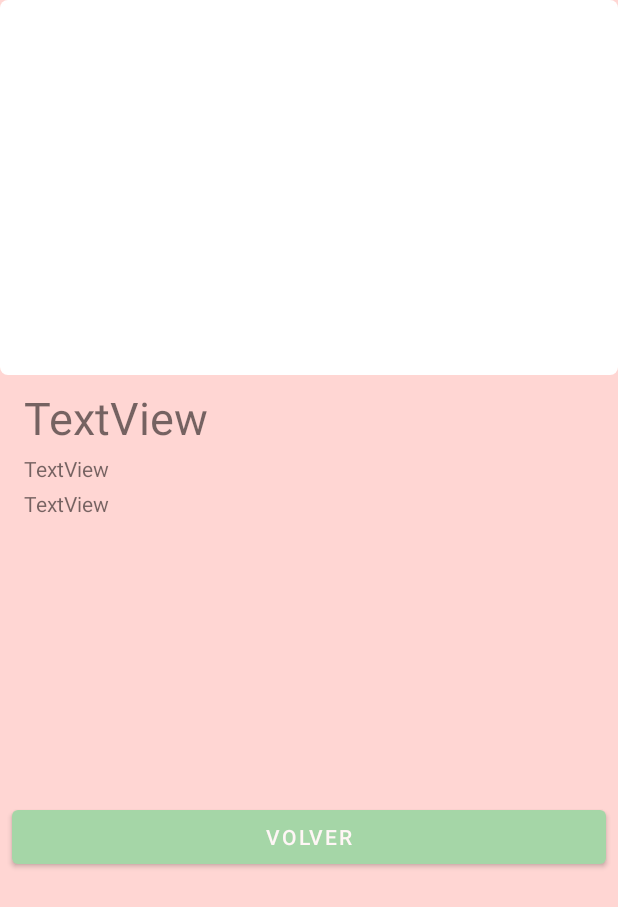
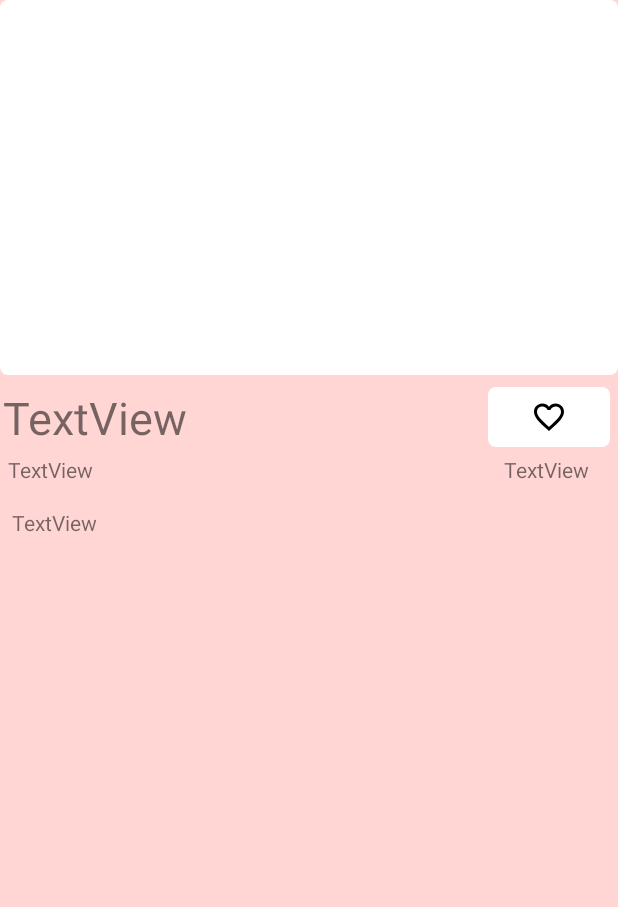
Before and after one commit to josefoons/ReacTown, an Android app: the InfoRecycler screen opened through its navigation route, on a phone screen of 412 x 824 dp. Shown: the top 907 px of the screen. Run offline under Robolectric (Android 15) with nearby library versions, the phone set to English and light mode, and no system bars; our stand-ins replace Firebase (no records; nobody signed in at launch, a user with empty details on screens opened directly), Picasso; pictures from the network do not load.

Commit message:
Primera version votacion

```diff
--- /dev/null
+++ b/app/src/main/res/drawable/ic_voto_off.xml
@@ -0,0 +1,9 @@
+<vector xmlns:android="http://schemas.android.com/apk/res/android"
+        android:width="24dp"
+        android:height="24dp"
+        android:viewportWidth="24.0"
+        android:viewportHeight="24.0">
+    <path
+        android:fillColor="#FF000000"
+        android:pathData="M16.5,3c-1.74,0 -3.41,0.81 -4.5,2.09C10.91,3.81 9.24,3 7.5,3 4.42,3 2,5.42 2,8.5c0,3.78 3.4,6.86 8.55,11.54L12,21.35l1.45,-1.32C18.6,15.36 22,12.28 22,8.5 22,5.42 19.58,3 16.5,3zM12.1,18.55l-0.1,0.1 -0.1,-0.1C7.14,14.24 4,11.39 4,8.5 4,6.5 5.5,5 7.5,5c1.54,0 3.04,0.99 3.57,2.36h1.87C13.46,5.99 14.96,5 16.5,5c2,0 3.5,1.5 3.5,3.5 0,2.89 -3.14,5.74 -7.9,10.05z"/>
+</vector>
--- /dev/null
+++ b/app/src/main/res/drawable/ic_voto_on.xml
@@ -0,0 +1,5 @@
+<vector android:height="24dp" android:tint="#FF0000"
+    android:viewportHeight="24.0" android:viewportWidth="24.0"
+    android:width="24dp" xmlns:android="http://schemas.android.com/apk/res/android">
+    <path android:fillColor="#FF000000" android:pathData="M12,21.35l-1.45,-1.32C5.4,15.36 2,12.28 2,8.5 2,5.42 4.42,3 7.5,3c1.74,0 3.41,0.81 4.5,2.09C13.09,3.81 14.76,3 16.5,3 19.58,3 22,5.42 22,8.5c0,3.78 -3.4,6.86 -8.55,11.54L12,21.35z"/>
+</vector>
--- a/app/src/main/res/layout/fragment_info_recycler.xml
+++ b/app/src/main/res/layout/fragment_info_recycler.xml
@@ -19,66 +19,88 @@
         app:layout_constraintTop_toTopOf="parent"
         app:layout_constraintVertical_bias="0.0" />
 
+    <LinearLayout
+        android:id="@+id/linearTitulo"
+        android:layout_width="0dp"
+        android:layout_height="40dp"
+        android:layout_marginTop="8dp"
+        android:orientation="horizontal"
+        app:layout_constraintBottom_toBottomOf="parent"
+        app:layout_constraintEnd_toEndOf="parent"
+        app:layout_constraintStart_toStartOf="parent"
+        app:layout_constraintTop_toBottomOf="@+id/infoRecyImagen"
+        app:layout_constraintVertical_bias="0.0">
+
         <TextView
             android:id="@+id/infoRecyNombre"
             android:layout_width="0dp"
+            android:layout_height="match_parent"
+            android:layout_gravity="center"
+            android:layout_marginLeft="2dp"
+            android:layout_weight="0.85"
+            android:foregroundGravity="center"
+            android:gravity="center|left"
+            android:text="TextView"
+            android:textSize="30sp" />
+
+        <ImageButton
+            android:id="@+id/infoRecyBtnVoto"
+            android:layout_width="wrap_content"
+            android:layout_height="match_parent"
+            android:layout_gravity="center"
+            android:layout_marginRight="5dp"
+            android:layout_weight="0.15"
+            android:background="@drawable/fondo_item_listado"
+            android:foregroundGravity="center"
+            android:src="@drawable/ic_voto_off" />
+    </LinearLayout>
+
+    <LinearLayout
+        android:id="@+id/linearAutor"
+        android:layout_width="0dp"
         android:layout_height="wrap_content"
-        android:layout_marginStart="16dp"
-        android:layout_marginTop="8dp"
-        android:layout_marginEnd="16dp"
-        android:text="TextView"
-        android:textSize="30sp"
+        android:layout_margin="5dp"
+        android:orientation="horizontal"
         app:layout_constraintBottom_toBottomOf="parent"
         app:layout_constraintEnd_toEndOf="parent"
-        app:layout_constraintHorizontal_bias="0.0"
         app:layout_constraintStart_toStartOf="parent"
-        app:layout_constraintTop_toBottomOf="@+id/infoRecyImagen"
-        app:layout_constraintVertical_bias="0.0" />
+        app:layout_constraintTop_toBottomOf="@+id/linearTitulo"
+        app:layout_constraintVertical_bias="0.0">
 
         <TextView
             android:id="@+id/InfoRecyAutor"
             android:layout_width="0dp"
-        android:layout_height="wrap_content"
-        android:layout_marginStart="16dp"
-        android:layout_marginTop="4dp"
-        android:layout_marginEnd="16dp"
+            android:layout_height="match_parent"
+            android:layout_gravity="center"
+            android:layout_weight="0.75"
+            android:foregroundGravity="center"
+            android:gravity="left"
             android:text="TextView"
-        android:textSize="14sp"
-        app:layout_constraintBottom_toBottomOf="parent"
-        app:layout_constraintEnd_toEndOf="parent"
-        app:layout_constraintHorizontal_bias="0.0"
-        app:layout_constraintStart_toStartOf="parent"
-        app:layout_constraintTop_toBottomOf="@+id/infoRecyNombre"
-        app:layout_constraintVertical_bias="0.0" />
+            android:textSize="14sp" />
+
+        <TextView
+            android:id="@+id/InfoRecyContador"
+            android:layout_width="0dp"
+            android:layout_height="match_parent"
+            android:layout_gravity="center"
+            android:layout_weight="0.20"
+            android:foregroundGravity="center"
+            android:gravity="center"
+            android:text="TextView" />
+    </LinearLayout>
 
     <TextView
         android:id="@+id/InfoRecyInformacion"
         android:layout_width="0dp"
-        android:layout_height="200dp"
-        android:layout_marginStart="16dp"
-        android:layout_marginTop="4dp"
-        android:layout_marginEnd="16dp"
+        android:layout_height="0dp"
+        android:layout_marginStart="8dp"
+        android:layout_marginTop="16dp"
+        android:layout_marginEnd="8dp"
+        android:layout_marginBottom="8dp"
         android:text="TextView"
         app:layout_constraintBottom_toBottomOf="parent"
         app:layout_constraintEnd_toEndOf="parent"
-        app:layout_constraintHorizontal_bias="0.0"
         app:layout_constraintStart_toStartOf="parent"
-        app:layout_constraintTop_toBottomOf="@+id/InfoRecyAutor"
-        app:layout_constraintVertical_bias="0.0" />
-
-    <Button
-        android:id="@+id/btnInfoRecyVolver"
-        android:layout_width="0dp"
-        android:layout_height="wrap_content"
-        android:layout_marginStart="8dp"
-        android:layout_marginTop="8dp"
-        android:layout_marginEnd="8dp"
-        android:text="@string/btnInfoRecyVolver"
-        app:layout_constraintBottom_toBottomOf="parent"
-        app:layout_constraintEnd_toEndOf="parent"
-        app:layout_constraintHorizontal_bias="0.0"
-        app:layout_constraintStart_toStartOf="parent"
-        app:layout_constraintTop_toBottomOf="@+id/InfoRecyInformacion"
-        app:layout_constraintVertical_bias="0.0" />
+        app:layout_constraintTop_toBottomOf="@+id/linearAutor" />
 
 </androidx.constraintlayout.widget.ConstraintLayout>
```
Also changed, not shown: app/src/main/java/es/josefons/reactown/AnyadirListado.java (+8 -0 lines), app/src/main/java/es/josefons/reactown/InfoRecycler.java (+119 -16 lines), app/src/main/java/es/josefons/reactown/objetos/UploadItemListado.java (+20 -0 lines). Lines whose indentation alone changed are shown as unchanged.
